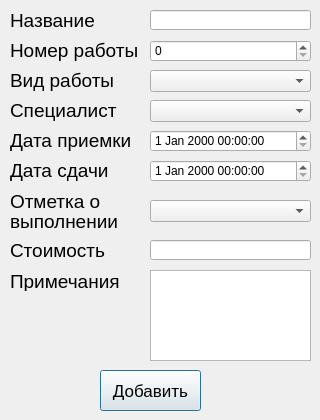
Above: forms/addForm.ui from MrKykypy3ka/SRM_IT before the change. Below: the same form after it.
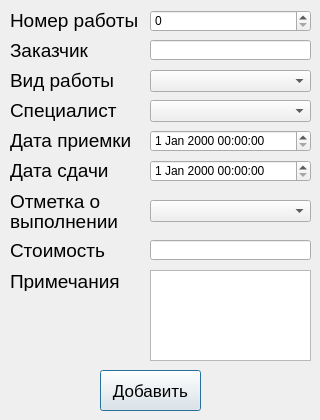
That is the form after the change.

Diff of the .ui file:
```diff
--- a/forms/addForm.ui
+++ b/forms/addForm.ui
@@ -55,7 +55,7 @@
    <property name="geometry">
     <rect>
      <x>10</x>
-     <y>40</y>
+     <y>10</y>
      <width>131</width>
      <height>21</height>
     </rect>
@@ -231,7 +231,7 @@
    <property name="geometry">
     <rect>
      <x>150</x>
-     <y>40</y>
+     <y>10</y>
      <width>161</width>
      <height>22</height>
     </rect>
@@ -257,34 +257,6 @@
     </rect>
    </property>
   </widget>
-  <widget class="QLabel" name="label_9">
-   <property name="geometry">
-    <rect>
-     <x>10</x>
-     <y>10</y>
-     <width>131</width>
-     <height>21</height>
-    </rect>
-   </property>
-   <property name="font">
-    <font>
-     <pointsize>14</pointsize>
-    </font>
-   </property>
-   <property name="text">
-    <string>Название</string>
-   </property>
-  </widget>
-  <widget class="QLineEdit" name="lineEdit">
-   <property name="geometry">
-    <rect>
-     <x>150</x>
-     <y>10</y>
-     <width>161</width>
-     <height>20</height>
-    </rect>
-   </property>
-  </widget>
   <widget class="QLabel" name="label_10">
    <property name="geometry">
     <rect>
@@ -313,6 +285,34 @@
     </rect>
    </property>
   </widget>
+  <widget class="QLineEdit" name="lineEdit_3">
+   <property name="geometry">
+    <rect>
+     <x>150</x>
+     <y>40</y>
+     <width>161</width>
+     <height>20</height>
+    </rect>
+   </property>
+  </widget>
+  <widget class="QLabel" name="label_11">
+   <property name="geometry">
+    <rect>
+     <x>10</x>
+     <y>40</y>
+     <width>131</width>
+     <height>21</height>
+    </rect>
+   </property>
+   <property name="font">
+    <font>
+     <pointsize>14</pointsize>
+    </font>
+   </property>
+   <property name="text">
+    <string>Заказчик</string>
+   </property>
+  </widget>
  </widget>
  <resources/>
  <connections/>
```
